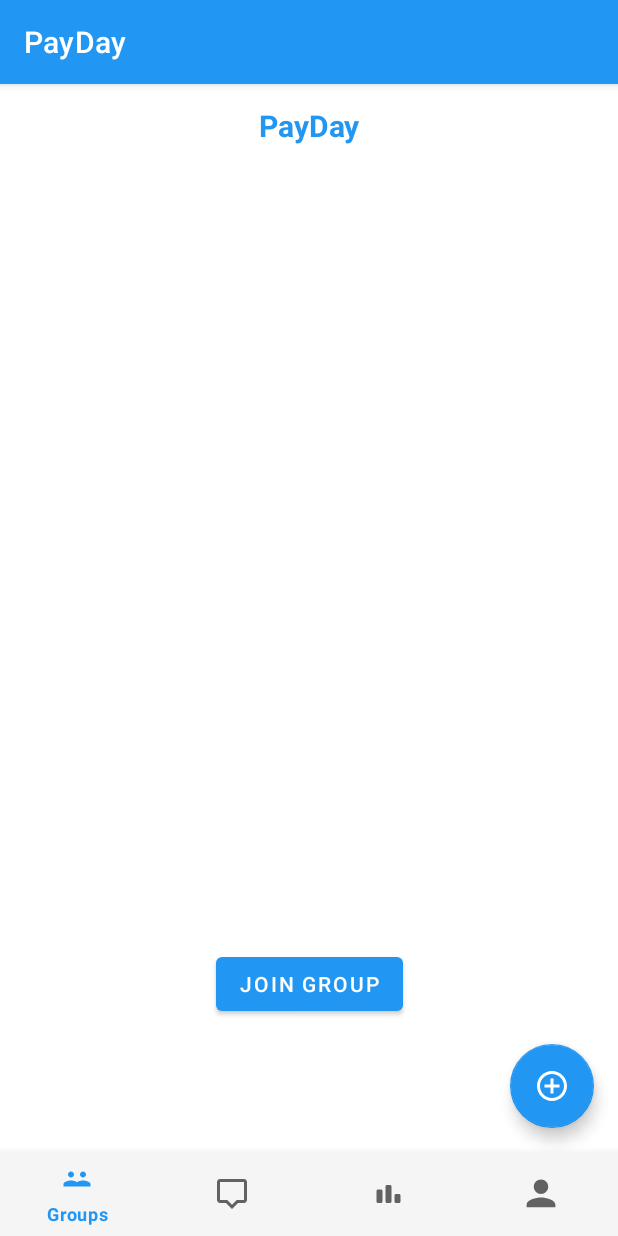
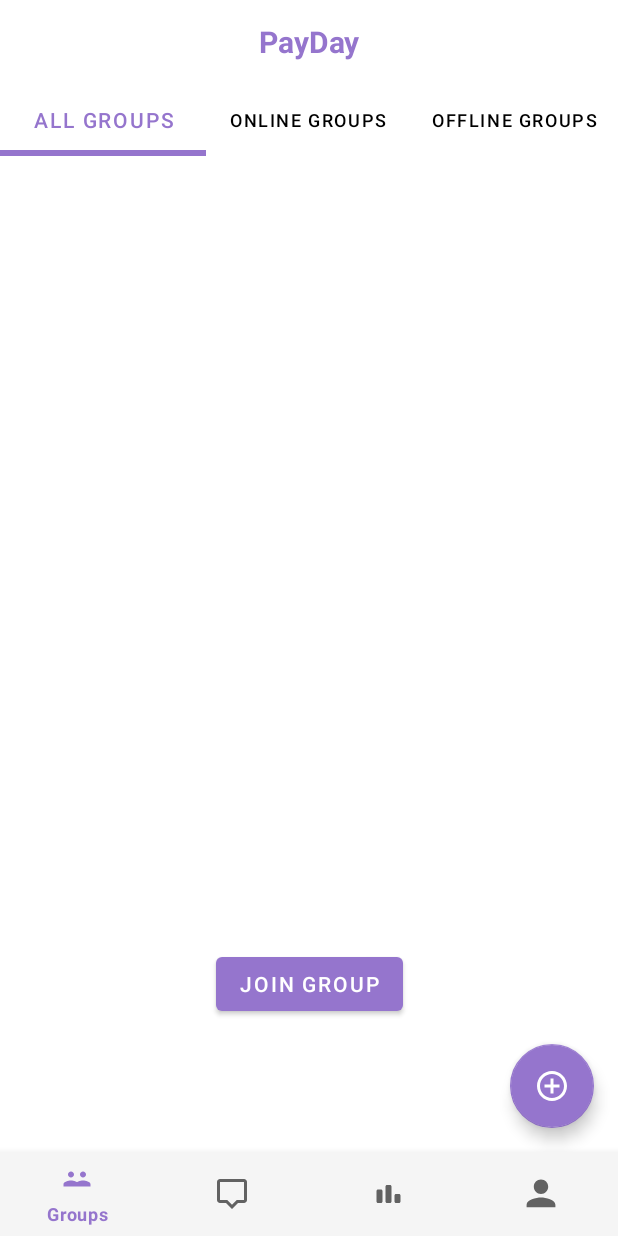
Before and after one commit to mintdunno/Adroid_Dev_ASM_3, an Android app: the screen it shows after launch once a user with an empty profile is signed in (MainActivity), on a phone screen of 412 x 824 dp. Run offline under Robolectric (Android 15) with nearby library versions, the phone set to English and light mode, and no system bars; our stand-ins replace Firebase (no records; nobody signed in at launch, a user with empty details on screens opened directly).

Commit message:
add groups

```diff
--- a/app/build.gradle.kts
+++ b/app/build.gradle.kts
@@ -58,8 +58,10 @@ dependencies {
     // ---------------------------------------------------------
     implementation(libs.glide)
     implementation(libs.activity)
+    implementation(libs.firebase.crashlytics.buildtools)
     annotationProcessor(libs.compiler)
     implementation(libs.circleimageview)
+    implementation ("com.google.code.gson:gson:2.10.1")
 
     // ---------------------------------------------------------
     // Optional Payment Libraries
--- a/app/src/main/java/com/minh/payday/data/repository/GroupRepository.java
+++ b/app/src/main/java/com/minh/payday/data/repository/GroupRepository.java
@@ -63,6 +63,7 @@ public class GroupRepository {
                         // Set the generated ID to the group
                         String generatedId = task.getResult().getId();
                         group.setGroupId(generatedId);
+                        group.setOnline(true);
                         // Update the document with the ID
                         return firestore.collection("groups").document(generatedId).set(group.toMap(), SetOptions.merge());
                     });
--- a/app/src/main/java/com/minh/payday/ui/groups/CreateOfflineGroupActivity.java
+++ b/app/src/main/java/com/minh/payday/ui/groups/CreateOfflineGroupActivity.java
@@ -52,6 +52,7 @@ public class CreateOfflineGroupActivity extends AppCompatActivity {
         Group group = new Group();
         group.setGroupName(groupName);
         group.setDescription(groupDescription);
+        group.setOnline(false);
 
         // Convert comma-separated member names to a list
         List<String> members = new ArrayList<>();
--- a/app/src/main/java/com/minh/payday/ui/groups/CreateOnlineGroupActivity.java
+++ b/app/src/main/java/com/minh/payday/ui/groups/CreateOnlineGroupActivity.java
@@ -56,6 +56,7 @@ public class CreateOnlineGroupActivity extends AppCompatActivity {
         group.setGroupName(groupName);
         group.setDescription(groupDescription);
         group.setOwnerId(currentUserId);
+        group.setOnline(true);
 
         // Add the current user as the first member
         List<String> members = new ArrayList<>();
--- /dev/null
+++ b/app/src/main/java/com/minh/payday/ui/groups/GroupListFragment.java
@@ -0,0 +1,63 @@
+package com.minh.payday.ui.groups;
+
+import android.content.Intent;
+import android.os.Bundle;
+import android.util.Log;
+import android.view.LayoutInflater;
+import android.view.View;
+import android.view.ViewGroup;
+
+import androidx.annotation.NonNull;
+import androidx.annotation.Nullable;
+import androidx.fragment.app.Fragment;
+import androidx.recyclerview.widget.LinearLayoutManager;
+import androidx.recyclerview.widget.RecyclerView;
+
+import com.minh.payday.R;
+import com.minh.payday.data.models.Group;
+import com.minh.payday.ui.groups.GroupsAdapter;
+
+import java.util.ArrayList;
+import java.util.List;
+
+public class GroupListFragment extends Fragment {
+    private GroupsAdapter groupsAdapter;
+    private RecyclerView groupsRecyclerView;
+
+    public static GroupListFragment newInstance(List<Group> groups) {
+        GroupListFragment fragment = new GroupListFragment();
+        Bundle args = new Bundle();
+        args.putSerializable("groups", new ArrayList<>(groups));
+        fragment.setArguments(args);
+        return fragment;
+    }
+
+    @Nullable
+    @Override
+    public View onCreateView(@NonNull LayoutInflater inflater, @Nullable ViewGroup container, @Nullable Bundle savedInstanceState) {
+        View view = inflater.inflate(R.layout.fragment_group_list, container, false);
+        groupsRecyclerView = view.findViewById(R.id.groupsRecyclerView);
+        setupRecyclerView();
+        return view;
+    }
+
+    @Override
+    public void onViewCreated(@NonNull View view, @Nullable Bundle savedInstanceState) {
+        super.onViewCreated(view, savedInstanceState);
+        if (getArguments() != null) {
+            ArrayList<Group> groups = (ArrayList<Group>) getArguments().getSerializable("groups");
+            Log.d("GroupListFragment", "Received groups size: " + groups.size());
+            groupsAdapter.setGroups(groups);
+        }
+    }
+
+    private void setupRecyclerView() {
+        groupsAdapter = new GroupsAdapter(new ArrayList<>(), group -> {
+            Intent intent = new Intent(getActivity(), GroupDetailsActivity.class);
+            intent.putExtra("groupId", group.getGroupId());
+            startActivity(intent);
+        });
+        groupsRecyclerView.setAdapter(groupsAdapter);
+        groupsRecyclerView.setLayoutManager(new LinearLayoutManager(getContext()));
+    }
+}
--- /dev/null
+++ b/app/src/main/java/com/minh/payday/ui/groups/GroupPagerAdapter.java
@@ -0,0 +1,81 @@
+package com.minh.payday.ui.groups;
+
+import android.util.Log;
+
+import androidx.annotation.NonNull;
+import androidx.annotation.Nullable;
+import androidx.fragment.app.Fragment;
+import androidx.fragment.app.FragmentManager;
+import androidx.fragment.app.FragmentPagerAdapter;
+import androidx.recyclerview.widget.RecyclerView;
+
+import com.minh.payday.data.models.Group;
+import com.minh.payday.ui.groups.GroupsAdapter;
+
+import java.util.ArrayList;
+import java.util.List;
+
+public class GroupPagerAdapter extends FragmentPagerAdapter {
+    private List<Group> groups = new ArrayList<>();
+
+    public GroupPagerAdapter(FragmentManager fm) {
+        super(fm, BEHAVIOR_RESUME_ONLY_CURRENT_FRAGMENT);
+    }
+
+    public void setGroups(List<Group> groups) {
+        this.groups = groups;
+        notifyDataSetChanged();
+    }
+
+    @Override
+    public Fragment getItem(int position) {
+        Log.d("GroupPagerAdapter", "getItem called for position: " + position);
+        List<Group> filteredGroups = new ArrayList<>();
+        switch (position) {
+            case 0: // All Groups
+                Log.d("GroupPagerAdapter", "All Groups tab selected");
+                filteredGroups.addAll(groups);
+                break;
+            case 1: // Online Groups
+                Log.d("GroupPagerAdapter", "Online Groups tab selected");
+                for (Group group : groups) {
+                    if (group.isOnline()) {
+                        filteredGroups.add(group);
+                    }
+                }
+                break;
+            case 2: // Offline Groups
+                Log.d("GroupPagerAdapter", "Offline Groups tab selected");
+                for (Group group : groups) {
+                    if (!group.isOnline()) {
+                        filteredGroups.add(group);
+                    }
+                }
+                break;
+        }
+        Log.d("GroupPagerAdapter", "Filtered groups size: " + filteredGroups.size());
+        return GroupListFragment.newInstance(filteredGroups);
+    }
+
+    @Override
+    public int getCount() {
+        // Fixed number of tabs
+        return 3;
+    }
+
+    @Nullable
+    @Override
+    public CharSequence getPageTitle(int position) {
+        // Set tab titles
+        switch (position) {
+            case 0:
+                return "All Groups";
+            case 1:
+                return "Online Groups";
+            case 2:
+                return "Offline Groups";
+            default:
+                return null;
+        }
+    }
+}
--- a/app/src/main/java/com/minh/payday/ui/groups/GroupsAdapter.java
+++ b/app/src/main/java/com/minh/payday/ui/groups/GroupsAdapter.java
@@ -55,7 +55,6 @@ public class GroupsAdapter extends RecyclerView.Adapter<GroupsAdapter.GroupViewH
         this.groups = groups;
         notifyDataSetChanged();
     }
-
     static class GroupViewHolder extends RecyclerView.ViewHolder {
         TextView groupNameTextView;
         // Other views in your item_group.xml
--- a/app/src/main/java/com/minh/payday/ui/groups/GroupsFragment.java
+++ b/app/src/main/java/com/minh/payday/ui/groups/GroupsFragment.java
@@ -2,6 +2,7 @@ package com.minh.payday.ui.groups;
 
 import android.content.Intent;
 import android.os.Bundle;
+import android.util.Log;
 import android.view.LayoutInflater;
 import android.view.View;
 import android.view.ViewGroup;
@@ -15,8 +16,11 @@ import androidx.fragment.app.Fragment;
 import androidx.lifecycle.ViewModelProvider;
 import androidx.recyclerview.widget.LinearLayoutManager;
 import androidx.recyclerview.widget.RecyclerView;
+import androidx.viewpager.widget.ViewPager;
 
+import com.google.android.material.appbar.AppBarLayout;
 import com.google.android.material.floatingactionbutton.FloatingActionButton;
+import com.google.android.material.tabs.TabLayout;
 import com.google.firebase.auth.FirebaseAuth;
 import com.minh.payday.R;
 import com.minh.payday.data.models.Group;
@@ -32,6 +36,10 @@ public class GroupsFragment extends Fragment {
     private GroupsAdapter groupsAdapter;
     private FloatingActionButton createGroupFab;
     private Button joinGroupButton;
+    private TabLayout tabLayout;
+    private ViewPager viewPager;
+    private AppBarLayout appBarLayout;
+    private GroupPagerAdapter groupPagerAdapter;
 
     @Override
     public void onCreate(@Nullable Bundle savedInstanceState) {
@@ -43,26 +51,38 @@ public class GroupsFragment extends Fragment {
     public View onCreateView(@NonNull LayoutInflater inflater, ViewGroup container, Bundle savedInstanceState) {
         View view = inflater.inflate(R.layout.fragment_groups, container, false);
 
-        groupsRecyclerView = view.findViewById(R.id.groupsRecyclerView);
+        appBarLayout = view.findViewById(R.id.appBarLayout);
+        viewPager = view.findViewById(R.id.viewPager);
+        tabLayout = view.findViewById(R.id.tabLayout);
         createGroupFab = view.findViewById(R.id.createGroupFab);
         joinGroupButton = view.findViewById(R.id.joinGroupButton);
 
+        // Set up the ViewPager and TabLayout
+        setupViewPagerAndTabs();
+
+        // Set up the RecyclerView and observe groups
         setupRecyclerView();
         observeGroups();
+
+        // Set up click listeners for buttons
         setupClickListeners();
 
         return view;
     }
 
+    private void setupViewPagerAndTabs() {
+        groupPagerAdapter = new GroupPagerAdapter(getChildFragmentManager());
+        viewPager.setAdapter(groupPagerAdapter);
+        tabLayout.setupWithViewPager(viewPager);
+    }
+
     private void setupRecyclerView() {
         groupsAdapter = new GroupsAdapter(new ArrayList<>(), group -> {
-            // Navigate to GroupDetailsActivity when a group is clicked
             Intent intent = new Intent(getActivity(), GroupDetailsActivity.class);
             intent.putExtra("groupId", group.getGroupId());
             startActivity(intent);
         });
-        groupsRecyclerView.setAdapter(groupsAdapter);
-        groupsRecyclerView.setLayoutManager(new LinearLayoutManager(getContext()));
+        // Remove the RecyclerView setup
     }
 
     private void observeGroups() {
@@ -71,11 +91,10 @@ public class GroupsFragment extends Fragment {
             groupsViewModel.fetchGroupsForUser(currentUserId);
             groupsViewModel.getUserGroupsLiveData().observe(getViewLifecycleOwner(), groups -> {
                 if (groups != null) {
-                    groupsAdapter.setGroups(groups);
+                    Log.d("GroupsFragment", "Groups received: " + groups.size()); // Log received groups
+                    groupPagerAdapter.setGroups(groups);
                 }
             });
-
-            // Observe the status message LiveData for updates from the ViewModel
             groupsViewModel.getStatusMessage().observe(getViewLifecycleOwner(), message -> {
                 if (message != null) {
                     Toast.makeText(getContext(), message, Toast.LENGTH_SHORT).show();
@@ -116,7 +135,6 @@ public class GroupsFragment extends Fragment {
     }
 
     private String getCurrentUserId() {
-        // Assuming you are using Firebase Authentication
         return FirebaseAuth.getInstance().getCurrentUser() != null
                 ? FirebaseAuth.getInstance().getCurrentUser().getUid()
                 : null;
--- a/app/src/main/java/com/minh/payday/ui/groups/GroupsViewModel.java
+++ b/app/src/main/java/com/minh/payday/ui/groups/GroupsViewModel.java
@@ -1,8 +1,12 @@
 package com.minh.payday.ui.groups;
 
+import android.app.Application;
+import android.content.Context;
+import android.content.SharedPreferences;
 import android.util.Log;
 
 import androidx.annotation.NonNull;
+import androidx.lifecycle.AndroidViewModel;
 import androidx.lifecycle.LiveData;
 import androidx.lifecycle.MutableLiveData;
 import androidx.lifecycle.ViewModel;
@@ -12,28 +16,36 @@ import com.google.android.gms.tasks.OnFailureListener;
 import com.google.android.gms.tasks.OnSuccessListener;
 import com.google.android.gms.tasks.Task;
 import com.google.firebase.auth.FirebaseAuth;
+import com.google.firebase.crashlytics.buildtools.reloc.com.google.common.reflect.TypeToken;
 import com.google.firebase.firestore.DocumentReference;
 import com.google.firebase.firestore.DocumentSnapshot;
 import com.google.firebase.firestore.FieldValue;
 import com.google.firebase.firestore.FirebaseFirestore;
 import com.google.firebase.firestore.QuerySnapshot;
 import com.google.firebase.firestore.SetOptions;
+import com.google.gson.Gson;
+
 import com.minh.payday.data.models.Group;
 import com.minh.payday.data.repository.GroupRepository;
 
+import java.lang.reflect.Type;
 import java.util.ArrayList;
 import java.util.HashMap;
 import java.util.List;
 import java.util.Map;
+import java.util.UUID;
 
-public class GroupsViewModel extends ViewModel {
+public class GroupsViewModel extends AndroidViewModel {
     private final GroupRepository groupRepository;
     private final MutableLiveData<String> statusMessage = new MutableLiveData<>();
     private final MutableLiveData<List<Group>> userGroupsLiveData = new MutableLiveData<>();
     private LiveData<Group> groupByIdLiveData;
+    private final Application application;
 
     // For caching the user's groups
-    public GroupsViewModel() {
+    public GroupsViewModel(@NonNull Application application) {
+        super(application);
+        this.application = application;
         groupRepository = new GroupRepository();
     }
 
@@ -70,25 +82,34 @@ public class GroupsViewModel extends ViewModel {
         });
     }
 
-
-
-
     public void fetchGroupsForUser(String userId) {
         FirebaseFirestore db = FirebaseFirestore.getInstance();
+        // Fetch online groups
         db.collection("groups")
                 .whereArrayContains("members", userId)
                 .get()
                 .addOnCompleteListener(task -> {
                     if (task.isSuccessful()) {
-                        List<Group> groups = new ArrayList<>();
+                        List<Group> onlineGroups = new ArrayList<>();
                         for (DocumentSnapshot document : task.getResult()) {
                             Group group = document.toObject(Group.class);
                             if (group != null) {
                                 group.setGroupId(document.getId());
-                                groups.add(group);
+                                group.setOnline(true); // Make sure to set isOnline to true for online groups
+                                onlineGroups.add(group);
                             }
                         }
-                        userGroupsLiveData.setValue(groups);
+
+                        // Fetch offline groups
+                        List<Group> offlineGroups = getOfflineGroups();
+
+                        // Combine online and offline groups
+                        List<Group> allGroups = new ArrayList<>();
+                        allGroups.addAll(onlineGroups);
+                        allGroups.addAll(offlineGroups);
+
+                        userGroupsLiveData.setValue(allGroups); // Update LiveData
+                        // ... logging statements ...
                     } else {
                         Log.d("GroupsViewModel", "Error getting documents: ", task.getException());
                         statusMessage.setValue("Error fetching groups: " + task.getException().getMessage());
@@ -96,19 +117,57 @@ public class GroupsViewModel extends ViewModel {
                 });
     }
 
+    private List<Group> getOfflineGroups() {
+        String userId = getCurrentUserId(); // Get the current user ID
+
+        if (userId == null) {
+            Log.e("GroupsViewModel", "Current user ID is null");
+            return new ArrayList<>();
+        }
+
+        SharedPreferences prefs = application.getSharedPreferences("OfflineGroups", Context.MODE_PRIVATE);
+        String offlineGroupsJson = prefs.getString(userId, null);
+        if (offlineGroupsJson != null) {
+            Gson gson = new Gson();
+            java.lang.reflect.Type type = new com.google.gson.reflect.TypeToken<List<Group>>() {}.getType();
+            return gson.fromJson(offlineGroupsJson, type);
+        }
+        return new ArrayList<>();
+    }
 
 
     // Method to create an offline group
     public void createOfflineGroup(Group group) {
-        // Implement your logic to save the group locally
-        // For example, using SharedPreferences:
-        saveGroupLocally(group);
+        String currentUserId = getCurrentUserId();
+        if (currentUserId != null) {
+            group.setGroupId(UUID.randomUUID().toString());
+            saveOfflineGroup(currentUserId, group);
+            fetchGroupsForUser(currentUserId);
+        } else {
+            statusMessage.setValue("User not signed in.");
+        }
     }
 
-    private void saveGroupLocally(Group group) {
-        // Example using SharedPreferences
-        // Note: This is a simplified example. You might want to use a more robust solution like a local database.
+    private void saveOfflineGroup(String userId, Group group) {
+        SharedPreferences prefs = application.getSharedPreferences("OfflineGroups", Context.MODE_PRIVATE);
+        String offlineGroupsJson = prefs.getString(userId, null);
+        List<Group> offlineGroups;
+
+        Gson gson = new Gson();
+        if (offlineGroupsJson == null) {
+            offlineGroups = new ArrayList<>();
+        } else {
+            java.lang.reflect.Type type = new com.google.gson.reflect.TypeToken<List<Group>>() {}.getType();
+            offlineGroups = gson.fromJson(offlineGroupsJson, type);
+        }
+
+        offlineGroups.add(group);
+        String updatedOfflineGroupsJson = gson.toJson(offlineGroups);
+
+        prefs.edit().putString(userId, updatedOfflineGroupsJson).apply();
+        statusMessage.setValue("Offline group created successfully!");
     }
+
 
     public String getCurrentUserId() {
         // Assuming you are using Firebase Authentication
--- /dev/null
+++ b/app/src/main/res/layout/fragment_group_list.xml
@@ -0,0 +1,14 @@
+<?xml version="1.0" encoding="utf-8"?>
+<LinearLayout xmlns:android="http://schemas.android.com/apk/res/android"
+    xmlns:app="http://schemas.android.com/apk/res-auto"
+    android:layout_width="match_parent"
+    android:layout_height="match_parent"
+    android:orientation="vertical">
+
+    <androidx.recyclerview.widget.RecyclerView
+        android:id="@+id/groupsRecyclerView"
+        android:layout_width="match_parent"
+        android:layout_height="match_parent"
+        app:layoutManager="androidx.recyclerview.widget.LinearLayoutManager" />
+
+</LinearLayout>
--- a/app/src/main/res/values-night/themes.xml
+++ b/app/src/main/res/values-night/themes.xml
@@ -1,20 +1,27 @@
 <resources xmlns:tools="http://schemas.android.com/tools">
     <!-- Base application theme. -->
     <style name="Theme.PayDay" parent="Theme.MaterialComponents.DayNight.DarkActionBar">
+        <!-- Customize your dark theme here. -->
+        <item name="colorPrimary">@color/lavender</item>
+        <item name="colorBackground">@color/dark_background</item>
         <!-- Dark color assignments -->
-        <item name="colorPrimary">@color/colorPrimary</item>
         <item name="colorPrimaryVariant">@color/colorPrimaryDark</item>
         <item name="colorOnPrimary">@android:color/white</item>
-
         <item name="colorSecondary">@color/colorAccent</item>
         <item name="colorOnSecondary">@android:color/white</item>
-
         <item name="android:colorBackground">@color/dark_background</item>
         <item name="colorSurface">@color/dark_surface</item>
-
         <item name="android:textColorPrimary">@color/dark_on_background</item>
         <item name="android:textColorSecondary">@color/dark_on_surface</item>
         <item name="android:statusBarColor">@color/colorPrimaryDark</item>
         <item name="android:navigationBarColor">@color/colorPrimaryDark</item>
+        <item name="windowActionBar">false</item>
+        <item name="windowNoTitle">true</item>
     </style>
+    <style name="ToolbarTheme" parent="@style/ThemeOverlay.AppCompat.ActionBar">
+        <item name="colorControlNormal">@color/white</item>
+        <item name="titleTextColor">@color/white</item>
+    </style>
+    <style name="AppTheme.AppBarOverlay" parent="ThemeOverlay.AppCompat.Dark.ActionBar" />
+    <style name="AppTheme.PopupOverlay" parent="ThemeOverlay.AppCompat.Light" />
 </resources>
--- a/app/src/main/res/values/colors.xml
+++ b/app/src/main/res/values/colors.xml
@@ -1,26 +1,33 @@
 <?xml version="1.0" encoding="utf-8"?>
 <resources>
-
     <!-- Primary Blues -->
-    <color name="colorPrimary">#2196F3</color>      <!-- Blue 500 -->
-    <color name="colorPrimaryDark">#1565C0</color>  <!-- Blue 700 -->
-    <color name="colorAccent">#64B5F6</color>       <!-- Blue 300 (hover/focus) -->
-    <color name="white">#FFFFFF</color>       <!-- Blue 300 (hover/focus) -->
+    <color name="colorPrimary">#9575CD</color>
+    <color name="lavender">#9575CD</color>
+    <!-- Blue 500 -->
+    <color name="colorPrimaryDark">#654CAF</color> <!-- Blue 700 -->
+    <color name="colorAccent">#9575CD</color>
+    <!-- Blue 300 (hover/focus) -->
 
     <!-- Light Theme Neutrals -->
     <color name="light_background">#FFFFFFFF</color>
     <color name="light_surface">#FFF5F5F5</color>
     <color name="light_on_background">#FF212121</color> <!-- Dark grey for text -->
-    <color name="light_on_surface">#FF616161</color>    <!-- Medium grey for secondary text -->
+    <color name="light_on_surface">#FF616161</color>
+    <!-- Medium grey for secondary text -->
 
     <!-- Dark Theme Neutrals -->
-    <color name="dark_background">#FF121212</color>     <!-- Near-black background -->
-    <color name="dark_surface">#FF1E1E1E</color>
-    <color name="dark_on_background">#FFFFFFFF</color>  <!-- White text on dark BG -->
-    <color name="dark_on_surface">#FFBDBDBD</color>     <!-- Lighter grey for secondary text -->
+    <color name="dark_background">#FF212121</color>
+    <color name="dark_surface">#FF292929</color>
+    <color name="dark_on_background">#FFFFFFFF</color> <!-- White text on dark BG -->
+    <color name="dark_on_surface">#FFBDBDBD</color>
+    <!-- Near-black background -->
+    <!-- Lighter grey for secondary text -->
 
-    <color name="pressed_blue">#0D47A1</color>          <!-- Blue 900 for pressed state -->
+    <color name="pressed_blue">#0D47A1</color>
+    <!-- Blue 900 for pressed state -->
     <color name="light_grey_divider">#FFE0E0E0</color>
     <color name="nav_item_ripple">#1F2196F3</color>
 
+    <color name="black">#FF000000</color>
+    <color name="white">#FFFFFFFF</color>
 </resources>
--- a/app/src/main/res/values/themes.xml
+++ b/app/src/main/res/values/themes.xml
@@ -1,21 +1,28 @@
 <resources xmlns:tools="http://schemas.android.com/tools">
     <!-- Base application theme. -->
     <style name="Theme.PayDay" parent="Theme.MaterialComponents.DayNight.DarkActionBar">
+        <!-- Customize your light theme here. -->
+        <item name="colorPrimary">@color/lavender</item>
         <item name="colorBackground">@color/light_background</item>
         <!-- Light color assignments -->
-        <item name="colorPrimary">@color/colorPrimary</item>
         <item name="colorPrimaryVariant">@color/colorPrimaryDark</item>
         <item name="colorOnPrimary">@android:color/white</item>
-
         <item name="colorSecondary">@color/colorAccent</item>
         <item name="colorOnSecondary">@android:color/white</item>
-
         <item name="android:colorBackground">@color/light_background</item>
         <item name="colorSurface">@color/light_surface</item>
-
         <item name="android:textColorPrimary">@color/light_on_background</item>
         <item name="android:textColorSecondary">@color/light_on_surface</item>
         <item name="android:statusBarColor">@color/colorPrimaryDark</item>
         <item name="android:navigationBarColor">@color/colorPrimaryDark</item>
+        <item name="windowActionBar">false</item>
+        <item name="windowNoTitle">true</item>
     </style>
+    <style name="ToolbarTheme" parent="@style/ThemeOverlay.AppCompat.ActionBar">
+        <item name="colorControlNormal">@color/black</item>
+        <item name="titleTextColor">@color/black</item>
+    </style>
+
+    <style name="AppTheme.AppBarOverlay" parent="ThemeOverlay.AppCompat.Dark.ActionBar" />
+    <style name="AppTheme.PopupOverlay" parent="ThemeOverlay.AppCompat.Light" />
 </resources>
--- a/gradle/libs.versions.toml
+++ b/gradle/libs.versions.toml
@@ -12,6 +12,7 @@ espressoCore = "3.6.1"
 appcompat = "1.7.0"
 material = "1.12.0"
 activity = "1.9.3"
+firebaseCrashlyticsBuildtools = "3.0.2"
 
 [libraries]
 circleimageview = { module = "de.hdodenhof:circleimageview", version.ref = "circleimageview" }
@@ -32,6 +33,7 @@ espresso-core = { group = "androidx.test.espresso", name = "espresso-core", vers
 appcompat = { group = "androidx.appcompat", name = "appcompat", version.ref = "appcompat" }
 material = { group = "com.google.android.material", name = "material", version.ref = "material" }
 activity = { group = "androidx.activity", name = "activity", version.ref = "activity" }
+firebase-crashlytics-buildtools = { group = "com.google.firebase", name = "firebase-crashlytics-buildtools", version.ref = "firebaseCrashlyticsBuildtools" }
 
 [plugins]
 android-application = { id = "com.android.application", version.ref = "agp" }
```
Also changed, not shown: app/src/main/java/com/minh/payday/data/models/Group.java (+49 -43 lines).
